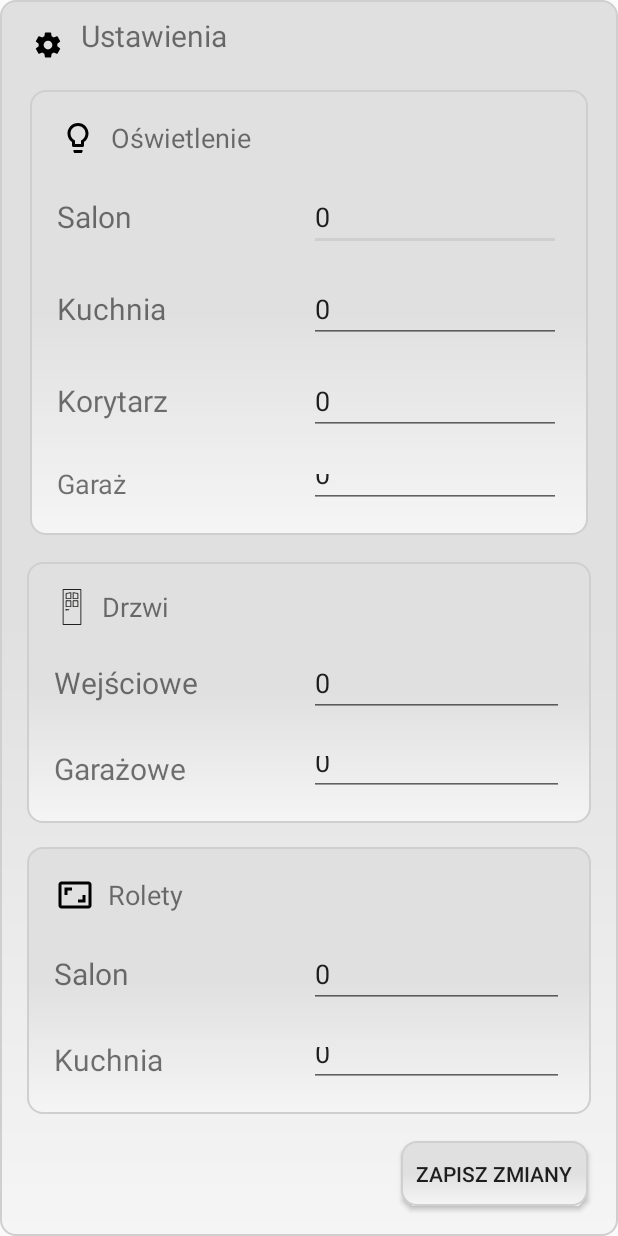
After one commit to marcinkozikowski/SmartPiHome, an Android app: the SettingsActivity screen opened directly, with no data from a screen before it, on a phone screen of 412 x 824 dp. The commit adds this screen. Run offline under Robolectric (Android 15) with nearby library versions, the phone set to English and light mode, and no system bars.

Commit message:
Completed settings activity to set individual pins number, some work with layouts and user interface

```diff
--- /dev/null
+++ b/app/src/main/java/com/example/dell/smartpihome/SettingsActivity.java
@@ -0,0 +1,94 @@
+package com.example.dell.smartpihome;
+
+import android.content.Intent;
+import android.content.SharedPreferences;
+import android.support.v7.app.AppCompatActivity;
+import android.os.Bundle;
+import android.view.View;
+import android.widget.EditText;
+import android.widget.Toast;
+
+import static com.example.dell.smartpihome.Main3Activity.tools;
+
+public class SettingsActivity extends AppCompatActivity {
+
+    EditText livingRoomLight;
+    EditText kitchenLight;
+    EditText corridorLight;
+    EditText garageLight;
+    EditText livingRoomBlind;
+    EditText kitchenBlind;
+    EditText frontDoor;
+    EditText garageDoor;
+
+
+    @Override
+    protected void onCreate(Bundle savedInstanceState) {
+        super.onCreate(savedInstanceState);
+        setContentView(R.layout.activity_settings);
+        InitControls();
+    }
+
+    private void InitControls() {
+        livingRoomLight = (EditText) findViewById(R.id.LivingRoomLightSettingsET);
+        kitchenLight = (EditText) findViewById(R.id.KitchenSettingsET);
+        corridorLight = (EditText) findViewById(R.id.CorridorLightSettingsET);
+        garageLight = (EditText) findViewById(R.id.GarageLightSettingsET);
+        livingRoomBlind = (EditText) findViewById(R.id.LivingRoomBlindSettingsET);
+        kitchenBlind = (EditText) findViewById(R.id.KitchenBlindSettingsET);
+        frontDoor = (EditText) findViewById(R.id.FrontDoorSettingsET);
+        garageDoor = (EditText) findViewById(R.id.GarageSettingsET);
+
+
+        SharedPreferences settings = getSharedPreferences("UserData", 0); // 0 - for private mode
+        boolean set = settings.getBoolean("hasSettingSet", false);
+        try{
+        if (set) {
+            livingRoomLight.setText(Integer.toString(tools.getLivingRoomLightPin()));
+            kitchenLight.setText(Integer.toString(tools.getKitchenLightPin()));
+            corridorLight.setText(Integer.toString(tools.getCorridorLightPin()));
+            garageLight.setText(Integer.toString(tools.getGarageLightPin()));
+            livingRoomBlind.setText(Integer.toString(tools.getLivingRoomBlindPin()));
+            kitchenBlind.setText(Integer.toString(tools.getKitchenBlindPin()));
+            frontDoor.setText(Integer.toString(tools.getFrontDoorPin()));
+            garageDoor.setText(Integer.toString(tools.getGarageDoorPin()));
+            }
+        } catch (Exception e) {
+            Toast.makeText(this, "Nie można zapisać wprowadzonych zmian, sprawdź dane", Toast.LENGTH_LONG).show();
+        }
+
+        }
+
+    public void SaveSettings_Click(View view) {
+        try {
+            SharedPreferences settings = getSharedPreferences("UserData", 0); // 0 - for private mode
+            SharedPreferences.Editor editor = settings.edit();
+                editor.putInt("livingRoomLight",Integer.parseInt(livingRoomLight.getText().toString()));
+            tools.setLivingRoomLightPin(Integer.parseInt(livingRoomLight.getText().toString()));
+                editor.putInt("kitchenLight",Integer.parseInt(kitchenLight.getText().toString()));
+            tools.setKitchenLightPin(Integer.parseInt(kitchenLight.getText().toString()));
+                editor.putInt("corridorLight",Integer.parseInt(corridorLight.getText().toString()));
+            tools.setCorridorLightPin(Integer.parseInt(corridorLight.getText().toString()));
+                editor.putInt("garageLight",Integer.parseInt(garageLight.getText().toString()));
+            tools.setGarageLightPin(Integer.parseInt(garageLight.getText().toString()));
+                editor.putInt("frontDoor",Integer.parseInt(frontDoor.getText().toString()));
+            tools.setFrontDoorPin(Integer.parseInt(frontDoor.getText().toString()));
+                editor.putInt("garageDoor",Integer.parseInt(garageDoor.getText().toString()));
+            tools.setGarageDoorPin(Integer.parseInt(garageDoor.getText().toString()));
+                editor.putInt("livingRoomBlind",Integer.parseInt(livingRoomBlind.getText().toString()));
+            tools.setLivingRoomBlindPin(Integer.parseInt(livingRoomBlind.getText().toString()));
+                editor.putInt("kitchenBlind",Integer.parseInt(kitchenBlind.getText().toString()));
+            tools.setKitchenBlindPin(Integer.parseInt(kitchenBlind.getText().toString()));
+                editor.putBoolean("hasSettingSet", true);
+                editor.commit();
+                Toast.makeText(this, "Poprawnie zapisano nowe ustawienia ", Toast.LENGTH_SHORT).show();
+                Intent mainMenu = new Intent(this, Main3Activity.class);
+                startActivity(mainMenu);
+                finish();
+
+        } catch (Exception e) {
+            Toast.makeText(this, "Nie można zapisać wprowadzonych zmian, sprawdź dane", Toast.LENGTH_LONG).show();
+        }
+
+    }
+}
--- /dev/null
+++ b/app/src/main/res/layout/activity_settings.xml
@@ -0,0 +1,343 @@
+<?xml version="1.0" encoding="utf-8"?>
+<LinearLayout xmlns:android="http://schemas.android.com/apk/res/android"
+    xmlns:tools="http://schemas.android.com/tools"
+    android:layout_width="match_parent"
+    android:layout_height="match_parent"
+    tools:context="com.example.dell.smartpihome.SettingsActivity">
+
+    <!--<LinearLayout-->
+        <!--android:layout_width="match_parent"-->
+        <!--android:layout_height="match_parent"-->
+        <!--android:orientation="vertical"-->
+        <!--android:background="@drawable/border_with_fill">-->
+
+    <LinearLayout
+    android:layout_width="match_parent"
+    android:layout_height="match_parent"
+    android:orientation="vertical"
+    android:background="@drawable/border_with_fill">
+
+        <LinearLayout
+            android:layout_width="match_parent"
+            android:layout_height="wrap_content"
+            android:layout_weight="1"
+            android:orientation="horizontal"
+            android:id="@+id/SettingLL">
+            <ImageView
+                android:layout_width="wrap_content"
+                android:layout_height="wrap_content"
+                android:src="@drawable/ic_settings_black_48px"
+                android:layout_margin="@dimen/layout_margin"/>
+
+            <TextView
+                android:layout_width="match_parent"
+                android:layout_height="match_parent"
+                android:text="Ustawienia"
+                android:layout_gravity="center_vertical"
+                android:textSize="@dimen/header_text_size"
+                />
+        </LinearLayout>
+
+        <LinearLayout
+            android:layout_width="match_parent"
+            android:layout_height="wrap_content"
+            android:layout_weight="3"
+            android:orientation="vertical"
+            android:layout_margin="@dimen/layout_margin"
+            android:background="@drawable/border_with_fill"
+            android:id="@+id/LightsSettingsLL">
+
+            <LinearLayout
+                android:layout_width="match_parent"
+                android:layout_height="wrap_content"
+                android:orientation="horizontal">
+                <ImageView
+                    android:layout_width="wrap_content"
+                    android:layout_height="wrap_content"
+                    android:src="@drawable/ic_lightbulb_outline_black_48px"
+                    android:layout_margin="@dimen/layout_margin"/>
+
+                <TextView
+                    android:layout_width="match_parent"
+                    android:layout_height="wrap_content"
+                    android:text="Oświetlenie"
+                    android:layout_gravity="center_vertical"
+                    android:textSize="@dimen/smart_things_titles_text_size"
+                    />
+            </LinearLayout>
+
+            <LinearLayout
+                android:layout_width="match_parent"
+                android:layout_height="wrap_content"
+                android:layout_margin="8dp"
+                android:orientation="horizontal">
+
+                <TextView
+                    android:layout_width="match_parent"
+                    android:layout_height="match_parent"
+                    android:layout_weight="1"
+                    android:textSize="@dimen/header_text_size"
+                    android:gravity="center_vertical"
+                    android:layout_gravity="right|center_vertical"
+                    android:text="Salon"/>
+
+                <EditText
+                    android:layout_width="match_parent"
+                    android:layout_height="match_parent"
+                    android:layout_weight="1"
+                    android:text="0"
+                    android:inputType="number"
+                    android:id="@+id/LivingRoomLightSettingsET" />
+
+            </LinearLayout>
+            <LinearLayout
+                android:layout_width="match_parent"
+                android:layout_height="wrap_content"
+                android:layout_margin="8dp"
+                android:orientation="horizontal">
+
+                <TextView
+                    android:layout_width="match_parent"
+                    android:layout_height="match_parent"
+                    android:layout_weight="1"
+                    android:gravity="center_vertical"
+                    android:textSize="@dimen/header_text_size"
+                    android:layout_gravity="right|center_vertical"
+                    android:text="Kuchnia"/>
+
+                <EditText
+                    android:id="@+id/KitchenSettingsET"
+                    android:layout_width="match_parent"
+                    android:layout_height="match_parent"
+                    android:layout_weight="1"
+                    android:inputType="number"
+                    android:text="0" />
+
+            </LinearLayout>
+            <LinearLayout
+                android:layout_width="match_parent"
+                android:layout_height="wrap_content"
+                android:layout_margin="8dp"
+                android:orientation="horizontal">
+
+                <TextView
+                    android:layout_width="match_parent"
+                    android:layout_height="match_parent"
+                    android:layout_gravity="right|center_vertical"
+                    android:layout_weight="1"
+                    android:gravity="center_vertical"
+                    android:text="Korytarz"
+                    android:textSize="@dimen/header_text_size" />
+
+                <EditText
+                    android:id="@+id/CorridorLightSettingsET"
+                    android:layout_width="match_parent"
+                    android:layout_height="match_parent"
+                    android:layout_weight="1"
+                    android:inputType="number"
+                    android:text="0" />
+
+            </LinearLayout>
+            <LinearLayout
+                android:layout_width="match_parent"
+                android:layout_height="wrap_content"
+                android:layout_margin="8dp"
+                android:orientation="horizontal">
+
+                <TextView
+                    android:layout_width="match_parent"
+                    android:layout_height="match_parent"
+                    android:layout_weight="1"
+                    android:textSize="@dimen/smart_things_titles_text_size"
+                    android:gravity="center_vertical"
+                    android:layout_gravity="right|center_vertical"
+                    android:text="Garaż"/>
+
+                <EditText
+                    android:id="@+id/GarageLightSettingsET"
+                    android:layout_width="match_parent"
+                    android:layout_height="match_parent"
+                    android:layout_weight="1"
+                    android:inputType="number"
+                    android:text="0" />
+
+            </LinearLayout>
+
+        </LinearLayout>
+
+        <LinearLayout
+            android:layout_width="match_parent"
+            android:layout_height="wrap_content"
+            android:layout_weight="2"
+            android:orientation="vertical"
+            android:layout_margin="8dp"
+            android:background="@drawable/border_with_fill"
+            android:id="@+id/DoorsSettingsLL">
+
+            <LinearLayout
+                android:layout_width="match_parent"
+                android:layout_height="wrap_content"
+                android:orientation="horizontal">
+                <ImageView
+                    android:layout_width="wrap_content"
+                    android:layout_height="wrap_content"
+                    android:src="@drawable/ic_door"
+                    android:layout_margin="8dp"/>
+
+                <TextView
+                    android:layout_width="match_parent"
+                    android:layout_height="wrap_content"
+                    android:text="Drzwi"
+                    android:layout_gravity="center_vertical"
+                    android:textSize="@dimen/smart_things_titles_text_size"
+                    />
+            </LinearLayout>
+
+            <LinearLayout
+                android:layout_width="match_parent"
+                android:layout_height="wrap_content"
+                android:layout_margin="8dp"
+                android:orientation="horizontal">
+
+                <TextView
+                    android:layout_width="match_parent"
+                    android:layout_height="match_parent"
+                    android:layout_gravity="right|center_vertical"
+                    android:layout_weight="1"
+                    android:gravity="center_vertical"
+                    android:text="Wejściowe"
+                    android:textSize="@dimen/header_text_size" />
+
+                <EditText
+                    android:id="@+id/FrontDoorSettingsET"
+                    android:layout_width="match_parent"
+                    android:layout_height="match_parent"
+                    android:layout_weight="1"
+                    android:inputType="number"
+                    android:text="0" />
+
+            </LinearLayout>
+            <LinearLayout
+                android:layout_width="match_parent"
+                android:layout_height="wrap_content"
+                android:layout_margin="8dp"
+                android:orientation="horizontal">
+
+                <TextView
+                    android:layout_width="match_parent"
+                    android:layout_height="match_parent"
+                    android:layout_gravity="right|center_vertical"
+                    android:layout_weight="1"
+                    android:gravity="center_vertical"
+                    android:text="Garażowe"
+                    android:textSize="@dimen/header_text_size" />
+
+                <EditText
+                    android:id="@+id/GarageSettingsET"
+                    android:layout_width="match_parent"
+                    android:layout_height="match_parent"
+                    android:layout_weight="1"
+                    android:inputType="number"
+                    android:text="0" />
+
+            </LinearLayout>
+
+        </LinearLayout>
+
+        <LinearLayout
+            android:layout_width="match_parent"
+            android:layout_height="wrap_content"
+            android:layout_weight="2"
+            android:orientation="vertical"
+            android:layout_margin="8dp"
+            android:background="@drawable/border_with_fill"
+            android:id="@+id/BlindsSettingsLL">
+
+            <LinearLayout
+                android:layout_width="match_parent"
+                android:layout_height="wrap_content"
+                android:orientation="horizontal">
+                <ImageView
+                    android:layout_width="wrap_content"
+                    android:layout_height="wrap_content"
+                    android:src="@drawable/ic_blinds_black_48px"
+                    android:layout_margin="@dimen/layout_margin"/>
+
+                <TextView
+                    android:layout_width="match_parent"
+                    android:layout_height="wrap_content"
+                    android:text="Rolety"
+                    android:layout_gravity="center_vertical"
+                    android:textSize="@dimen/smart_things_titles_text_size"
+                    />
+            </LinearLayout>
+
+            <LinearLayout
+                android:layout_width="match_parent"
+                android:layout_height="wrap_content"
+                android:layout_margin="8dp"
+                android:orientation="horizontal">
+
+                <TextView
+                    android:layout_width="match_parent"
+                    android:layout_height="match_parent"
+                    android:layout_gravity="right|center_vertical"
+                    android:layout_weight="1"
+                    android:gravity="center_vertical"
+                    android:text="Salon"
+                    android:textSize="@dimen/header_text_size" />
+
+                <EditText
+                    android:id="@+id/LivingRoomBlindSettingsET"
+                    android:layout_width="match_parent"
+                    android:layout_height="match_parent"
+                    android:layout_weight="1"
+                    android:inputType="number"
+                    android:text="0" />
+
+            </LinearLayout>
+            <LinearLayout
+                android:layout_width="match_parent"
+                android:layout_height="wrap_content"
+                android:layout_margin="8dp"
+                android:orientation="horizontal">
+
+                <TextView
+                    android:layout_width="match_parent"
+                    android:layout_height="match_parent"
+                    android:layout_gravity="right|center_vertical"
+                    android:layout_weight="1"
+                    android:gravity="center_vertical"
+                    android:text="Kuchnia"
+                    android:textSize="@dimen/header_text_size" />
+
+                <EditText
+                    android:id="@+id/KitchenBlindSettingsET"
+                    android:layout_width="match_parent"
+                    android:layout_height="match_parent"
+                    android:layout_weight="1"
+                    android:inputType="number"
+                    android:text="0" />
+
+            </LinearLayout>
+
+        </LinearLayout>
+
+
+            <Button
+                android:layout_width="wrap_content"
+                android:layout_height="wrap_content"
+                android:layout_margin="@dimen/layout_margin"
+                android:layout_weight="1"
+                android:layout_gravity="bottom|right"
+                android:onClick="SaveSettings_Click"
+                android:background="@drawable/border_with_fill"
+                android:text="Zapisz zmiany"/>
+
+
+
+
+
+    </LinearLayout>
+
+</LinearLayout>
--- a/app/src/main/res/layout/fragment_blinds.xml
+++ b/app/src/main/res/layout/fragment_blinds.xml
@@ -34,7 +34,7 @@
             android:layout_width="match_parent"
             android:layout_height="wrap_content"
             android:orientation="vertical"
-            android:background="@drawable/border"
+            android:background="@drawable/border_with_fill"
             android:padding="@dimen/border_padding"
             android:layout_margin="@dimen/layout_margin">
 
@@ -106,7 +106,7 @@
             android:layout_width="match_parent"
             android:layout_height="wrap_content"
             android:orientation="vertical"
-            android:background="@drawable/border"
+            android:background="@drawable/border_with_fill"
             android:padding="@dimen/border_padding"
             android:layout_margin="@dimen/layout_margin">
 
--- a/app/src/main/res/layout/fragment_home.xml
+++ b/app/src/main/res/layout/fragment_home.xml
@@ -568,7 +568,7 @@
                     <ImageView
                         android:layout_width="wrap_content"
                         android:layout_height="wrap_content"
-                        android:src="@drawable/ic_play_arrow_black_48px"
+                        android:src="@drawable/ic_music_note_black_48px"
                         />
 
                     <TextView
--- a/app/src/main/res/values/dimens.xml
+++ b/app/src/main/res/values/dimens.xml
@@ -3,12 +3,13 @@
     <dimen name="activity_horizontal_margin">16dp</dimen>
     <dimen name="activity_vertical_margin">16dp</dimen>
     <dimen name="border_padding">10dp</dimen>
-    <dimen name="layout_margin">12dp</dimen>
+    <dimen name="layout_margin">10dp</dimen>
+    <dimen name="btn_margin">5dp</dimen>
     <dimen name="header_margin">13dp</dimen>
     <dimen name="header_text_size">20dp</dimen>
     <dimen name="smart_things_titles_text_size">18dp</dimen>
     <dimen name="nav_header_vertical_spacing">16dp</dimen>
     <dimen name="nav_header_height">160dp</dimen>
     <dimen name="fab_margin">16dp</dimen>
-    <dimen name="btn_dimens">75dp</dimen>
+    <dimen name="btn_dimens">45dp</dimen>
 </resources>
```
Also changed, not shown: app/src/main/AndroidManifest.xml (+5 -4 lines), app/src/main/java/Tools/CurrentDeviceState.java (+81 -9 lines), app/src/main/java/com/example/dell/smartpihome/Main3Activity.java (+63 -44 lines), app/src/main/res/layout/fragment_door.xml (+5 -5 lines), app/src/main/res/layout/fragment_light.xml (+25 -29 lines).
